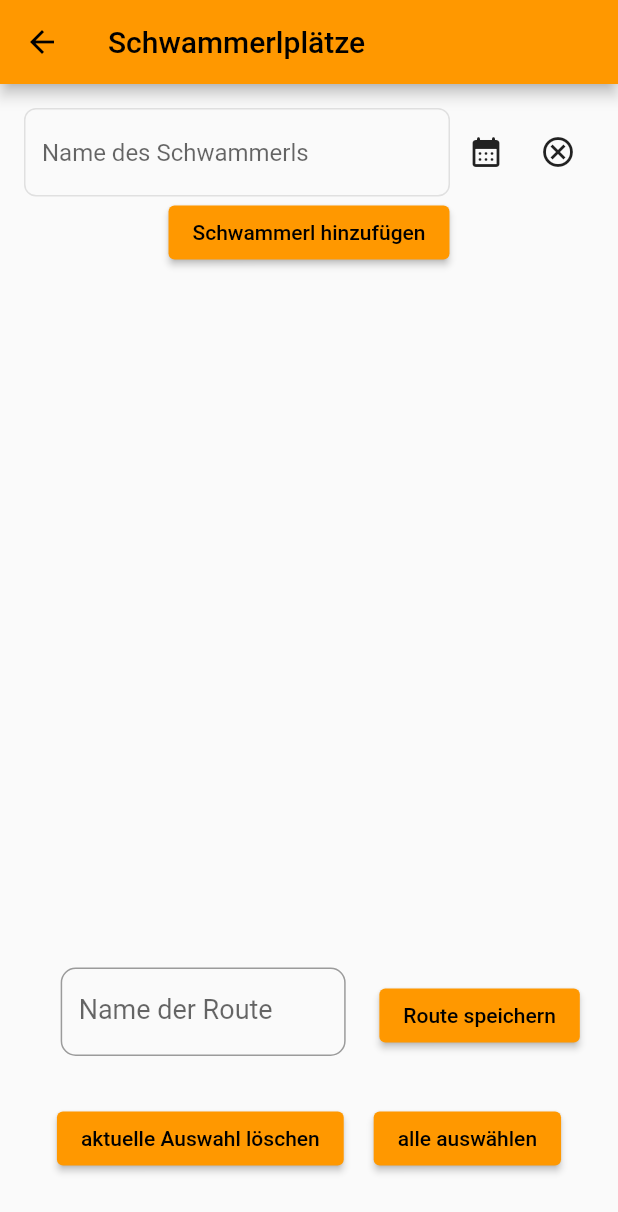
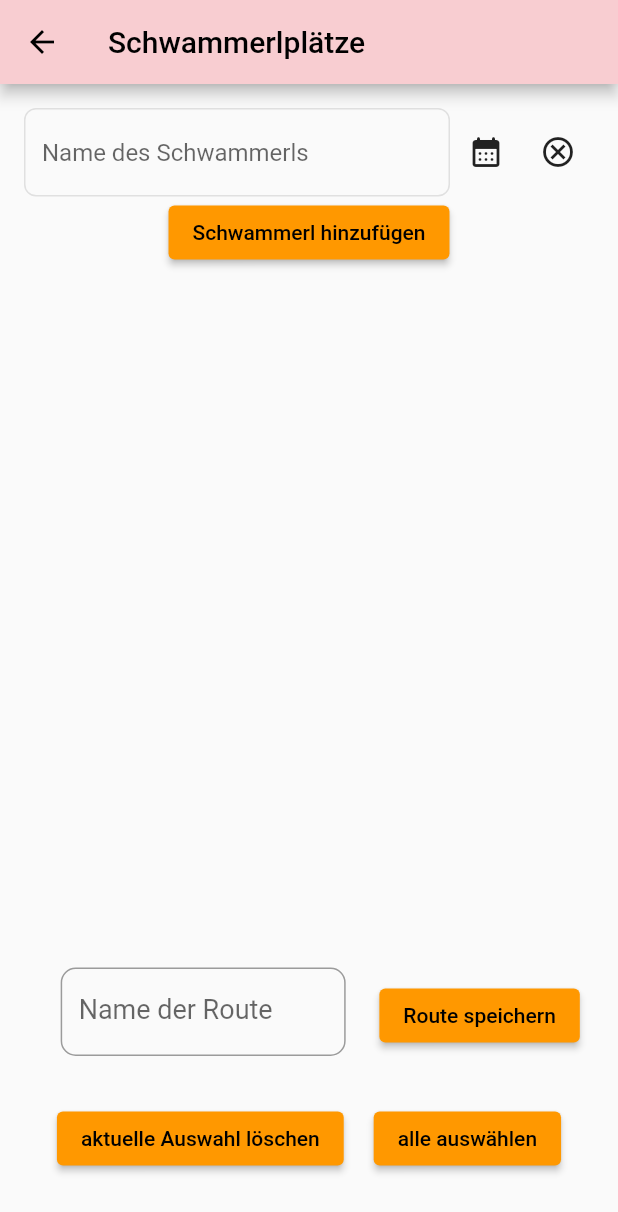
Before and after one commit to ThomasRiedl/SchwammerlAPP, a Flutter app: the screen it shows once a user with an empty profile is signed in, item 4 of the bottom bar chosen, after a tap on "Route hinzufügen", on a phone screen of 412 x 824 dp. Shown: the top 1212 px of the screen. Run offline on Flutter 3.47's test engine with Material 2 defaults, Android fonts, the light colour scheme and no system bars; our stand-ins replace cloud_firestore, firebase_auth, firebase_core, firebase_storage, geolocator, google_maps_flutter and 5 more; accounts and stored records are empty; network calls fail.

Commit message:
changed border

```diff
--- a/lib/main/main.dart
+++ b/lib/main/main.dart
@@ -5,6 +5,24 @@ import 'package:firebase_core/firebase_core.dart';
 import 'package:flutter/material.dart';
 import 'package:schwammerlapp/pages/schwammerl/schwammerl_add.dart';
 import '../firebase/firebase_options.dart';
+
+const MaterialColor primaryColor = MaterialColor(
+  _blackPrimaryValue,
+  <int, Color>{
+    50: Color(0xFFf8cdd1),
+    100: Color(0xFFf8cdd1),
+    200: Color(0xFFf8cdd1),
+    300: Color(0xFFf8cdd1),
+    400: Color(0xFFf8cdd1),
+    500: Color(_blackPrimaryValue),
+    600: Color(0xFFf8cdd1),
+    700: Color(0xFFf8cdd1),
+    800: Color(0xFFf8cdd1),
+    900: Color(0xFFf8cdd1),
+  },
+);
+
+const int _blackPrimaryValue = 0xFFf8cdd1;
 
 Future<void> main() async {
   WidgetsFlutterBinding.ensureInitialized();
@@ -22,7 +40,7 @@ class SchwammerlApp extends StatelessWidget {
     return MaterialApp(
       debugShowCheckedModeBanner: false,
       theme: ThemeData(
-        primarySwatch: Colors.orange,
+        primarySwatch: primaryColor,
       ),
       home: const WidgetTree(),
     );
--- a/lib/pages/info/schwammerl_info_page.dart
+++ b/lib/pages/info/schwammerl_info_page.dart
@@ -11,8 +11,25 @@ class SchwammerlInfoPage extends StatefulWidget {
   State<SchwammerlInfoPage> createState() => _SchwammerlInfoPageState();
 }
 
+const MaterialColor primaryColor = MaterialColor(
+  _blackPrimaryValue,
+  <int, Color>{
+    50: Color(0xFFf8cdd1),
+    100: Color(0xFFf8cdd1),
+    200: Color(0xFFf8cdd1),
+    300: Color(0xFFf8cdd1),
+    400: Color(0xFFf8cdd1),
+    500: Color(_blackPrimaryValue),
+    600: Color(0xFFf8cdd1),
+    700: Color(0xFFf8cdd1),
+    800: Color(0xFFf8cdd1),
+    900: Color(0xFFf8cdd1),
+  },
+);
+
+const int _blackPrimaryValue = 0xFFf8cdd1;
+
 class _SchwammerlInfoPageState extends State<SchwammerlInfoPage> {
-  // Getting Student all Records
   final Stream<QuerySnapshot> schwammerlRecords =
   FirebaseFirestore.instance.collection('schwammerl').snapshots();
 
@@ -23,7 +40,6 @@ class _SchwammerlInfoPageState extends State<SchwammerlInfoPage> {
   TextEditingController nameController = TextEditingController();
 
   final mainColor = const Color(0xFFf8cdd1);
-  final appBarColor = const Color(0xFF2F2628);
 
   displayImage() async {
     url = await ref.getDownloadURL();
@@ -75,13 +91,9 @@ class _SchwammerlInfoPageState extends State<SchwammerlInfoPage> {
             }
           }
           return Scaffold(
-            /*appBar: AppBar(
-              title: _title(),
-              backgroundColor: appBarColor,
-            ),*/
+            appBar: CustomAppBar(),
             body: Container(
-              //padding: const EdgeInsets.all(20),
-              //margin: const EdgeInsets.all(8),
+              padding: EdgeInsets.fromLTRB(0, 0, 0, 0),
               decoration: BoxDecoration(
                 image: DecorationImage(
                   image: AssetImage("assets/images/background.png"),
@@ -89,10 +101,15 @@ class _SchwammerlInfoPageState extends State<SchwammerlInfoPage> {
                 )
               ),
               child: SingleChildScrollView(
-                child: Padding(
-                  padding: const EdgeInsets.fromLTRB(20.0, 25.0, 20.0, 10.0),
                 child: Table(
-                    border: TableBorder.all(),
+                  border: TableBorder(
+                    //top: BorderSide(color: Colors.white, width: 3.0),
+                    //bottom: BorderSide(color: Colors.white, width: 3.0),
+                    //left: BorderSide(color: Colors.white, width: 3.0),
+                    //right: BorderSide(color: Colors.white, width: 3.0),
+                    horizontalInside: BorderSide(color: Colors.white, width: 3.0),
+                    //verticalInside: BorderSide(color: Colors.white, width: 3.0),
+                  ),
                   columnWidths: const <int, TableColumnWidth>{
                     1: FixedColumnWidth(150),
                   },
@@ -143,7 +160,8 @@ class _SchwammerlInfoPageState extends State<SchwammerlInfoPage> {
                               child: Center(
                                 child: Text(
                                   firebaseData[i]['name'],
-                                    style: txt2,
+                                  textAlign: TextAlign.center,
+                                  style: TextStyle(color: Colors.white, ),
                                 ),
                               ),
                             ),
@@ -153,7 +171,8 @@ class _SchwammerlInfoPageState extends State<SchwammerlInfoPage> {
                               child: Center(
                                 child: Text(
                                   firebaseData[i]['latName'],
-                                    style: txt2,
+                                  textAlign: TextAlign.center,
+                                  style: TextStyle(color: Colors.white),
                                 ),
                               ),
                             ),
@@ -178,9 +197,21 @@ class _SchwammerlInfoPageState extends State<SchwammerlInfoPage> {
                 ),
               ),
             ),
-            ),
           );
         }
       );
   }
 }
+
+class CustomAppBar extends StatelessWidget implements PreferredSizeWidget {
+  @override
+  Widget build(BuildContext context) {
+    return Container(
+      height: MediaQueryData.fromWindow(WidgetsBinding.instance.window).padding.top,
+      color: primaryColor,
+    );
+  }
+
+  @override
+  Size get preferredSize => Size.fromHeight(1);
+}
```
Lines whose indentation alone changed are shown as unchanged.
